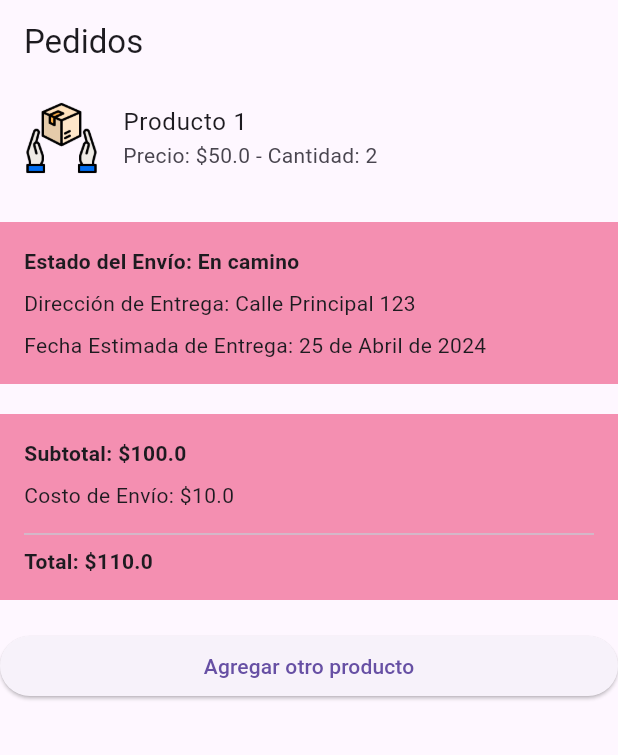
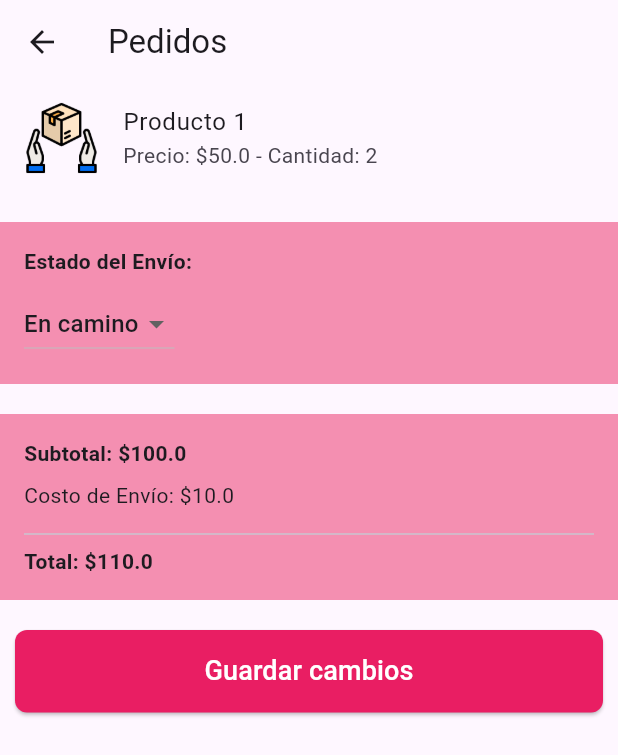
Before and after one commit to HugoSanchezV/Store, a Flutter app: the OrderList screen opened directly, after a tap on "Pedido 1", on a phone screen of 412 x 824 dp. Shown: the top 755 px of the screen. Run offline on Flutter 3.47's test engine with Material 3 defaults, Android fonts, the phone set to English and light mode, and no system bars; our stand-ins replace card_swiper, carousel_slider, cloud_firestore, fan_carousel_image_slider, firebase_core, firebase_storage and 3 more; missing offline and left inert: sms_otp_auto_verify; accounts and stored records are empty.

Commit message:
Create order_screen.dart

```diff
--- a/lib/screens/ventana_pedidio.dart
+++ b/lib/screens/order_screen.dart
@@ -1,34 +1,6 @@
 import 'package:flutter/material.dart';
-import 'package:store/screens/menu.dart';
 
-class PedidoScreen extends StatelessWidget {
-  @override
-  Widget build(BuildContext context) {
-    return MaterialApp(
-      title: 'Pedidos',
-      theme: ThemeData(
-        primarySwatch: Colors.pink,
-      ),
-      home: PedidosPage(),
-    );
-  }
-}
-
-class PedidosPage extends StatefulWidget {
-  @override
-  _PedidosPageState createState() => _PedidosPageState();
-}
-
-class _PedidosPageState extends State<PedidosPage> {
-  List<PedidoItem> pedidos = [
-    PedidoItem(
-      nombre: 'Producto 1',
-      imagenUrl: 'images/producto.png',
-      precio: 50,
-      cantidad: 2,
-    ),
-  ];
-
+class PedidosPage extends StatelessWidget {
   @override
   Widget build(BuildContext context) {
     return Scaffold(
@@ -37,36 +9,21 @@ class _PedidosPageState extends State<PedidosPage> {
       ),
       body: ListView(
         children: <Widget>[
-          Column(
-            children: pedidos,
+          PedidoItem(
+            nombre: 'Producto 1',
+            imagenUrl: 'images/producto.png',
+            precio: 50,
+            cantidad: 2,
           ),
           SizedBox(height: 20),
-          EstadoEnvioWidget(
-            estadoEnvio: 'En camino',
-            direccionEntrega: 'Calle Principal 123',
-            fechaEstimadaEntrega: '25 de Abril de 2024',
-          ),
+          EstadoEnvioWidget(),
           SizedBox(height: 20),
           TotalWidget(
             subtotal: 100,
             costoEnvio: 10,
           ),
           SizedBox(height: 20),
-          ElevatedButton(
-            onPressed: () {
-              setState(() {
-                pedidos.add(
-                  PedidoItem(
-                    nombre: 'Nuevo Producto',
-                    imagenUrl: 'images/nuevo_producto.png', // Ruta de la imagen del nuevo producto
-                    precio: 30,
-                    cantidad: 1,
-                  ),
-                );
-              });
-            },
-            child: Text('Agregar otro producto'),
-          ),
+          ConfirmarEstadoButton(),
         ],
       ),
     );
@@ -102,17 +59,13 @@ class PedidoItem extends StatelessWidget {
   }
 }
 
-class EstadoEnvioWidget extends StatelessWidget {
-  final String estadoEnvio;
-  final String direccionEntrega;
-  final String fechaEstimadaEntrega;
+class EstadoEnvioWidget extends StatefulWidget {
+  @override
+  _EstadoEnvioWidgetState createState() => _EstadoEnvioWidgetState();
+}
 
-  const EstadoEnvioWidget({
-    Key? key,
-    required this.estadoEnvio,
-    required this.direccionEntrega,
-    required this.fechaEstimadaEntrega,
-  }) : super(key: key);
+class _EstadoEnvioWidgetState extends State<EstadoEnvioWidget> {
+  String selectedState = 'En camino'; // Estado de envío inicial
 
   @override
   Widget build(BuildContext context) {
@@ -123,13 +76,29 @@ class EstadoEnvioWidget extends StatelessWidget {
         crossAxisAlignment: CrossAxisAlignment.start,
         children: <Widget>[
           Text(
-            'Estado del Envío: $estadoEnvio',
+            'Estado del Envío:',
             style: TextStyle(fontWeight: FontWeight.bold),
           ),
           SizedBox(height: 8),
-          Text('Dirección de Entrega: $direccionEntrega'),
-          SizedBox(height: 8),
-          Text('Fecha Estimada de Entrega: $fechaEstimadaEntrega'),
+          DropdownButton<String>(
+            value: selectedState,
+            onChanged: (String? newValue) {
+              setState(() {
+                selectedState = newValue!;
+              });
+            },
+            items: <String>[
+              'En camino',
+              'Entregado',
+              'Retrasado',
+              'En espera',
+            ].map<DropdownMenuItem<String>>((String value) {
+              return DropdownMenuItem<String>(
+                value: value,
+                child: Text(value),
+              );
+            }).toList(),
+          ),
         ],
       ),
     );
@@ -172,3 +141,38 @@ class TotalWidget extends StatelessWidget {
     );
   }
 }
+
+class ConfirmarEstadoButton extends StatelessWidget {
+  @override
+  Widget build(BuildContext context) {
+    return Center(
+      child: Padding(
+        padding: EdgeInsets.symmetric(horizontal: 10),
+        child: ElevatedButton(
+          onPressed: () {
+            ScaffoldMessenger.of(context).showSnackBar(
+              SnackBar(
+                content: Text('Estado del envío confirmado'),
+              ),
+            );
+          },
+          child: Text(
+            "Guardar cambios",
+            style: TextStyle(
+              color: Colors.white,
+              fontSize: 18,
+            ),
+          ),
+          style: ElevatedButton.styleFrom(
+            minimumSize: Size.fromHeight(55),
+            backgroundColor: Colors.pink,
+            shape: RoundedRectangleBorder(
+              borderRadius: BorderRadius.circular(8),
+            ),
+          ),
+        ),
+      ),
+    );
+  }
+
+}
--- a/lib/screens/orders_list_screen.dart
+++ b/lib/screens/orders_list_screen.dart
@@ -1,5 +1,4 @@
 import 'package:store/screens/product_list_screen.dart';
-import 'package:store/screens/ventana_pedidio.dart';
 import 'package:store/widgets/confirmation_purchase_popup.dart';
 import 'package:store/widgets/container_button_motel.dart';
 import 'package:flutter/cupertino.dart';
@@ -7,6 +6,7 @@ import 'package:flutter/material.dart';
 
 import 'formularioProducto.dart';
 import 'login_screen.dart';
+import 'order_screen.dart';
 
 class OrderList extends StatelessWidget {
   List imagesList = [
@@ -122,7 +122,7 @@ class OrderList extends StatelessWidget {
                           return InkWell(
                             onTap: () {
                               Navigator.push(context,
-                                  MaterialPageRoute(builder: (context) => PedidoScreen()));
+                                  MaterialPageRoute(builder: (context) => PedidosPage()));
                             },
                           child: Container(
                             margin: EdgeInsets.symmetric(vertical: 15),
```
